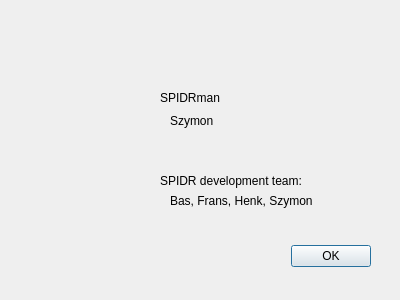
Before: the Qt Designer form python/ui/AboutWnd.ui in navrit/dexter, drawn with Qt 5.
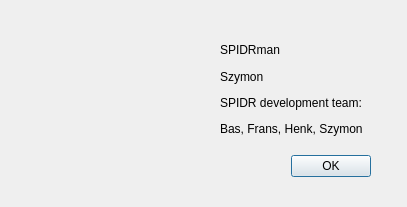
After: the same form once the commit is applied. Icons and pictures are not drawn.

Commit message: [python] enable/disable buttons; app icon

Diff of the .ui file:
```diff
--- a/python/ui/AboutWnd.ui
+++ b/python/ui/AboutWnd.ui
@@ -6,19 +6,25 @@
    <rect>
     <x>0</x>
     <y>0</y>
-    <width>400</width>
-    <height>300</height>
+    <width>407</width>
+    <height>207</height>
    </rect>
   </property>
+  <property name="sizePolicy">
+   <sizepolicy hsizetype="Ignored" vsizetype="Ignored">
+    <horstretch>0</horstretch>
+    <verstretch>0</verstretch>
+   </sizepolicy>
+  </property>
   <property name="windowTitle">
    <string>About ...</string>
   </property>
   <widget class="QDialogButtonBox" name="buttonBox">
    <property name="geometry">
     <rect>
-     <x>30</x>
-     <y>240</y>
-     <width>341</width>
+     <x>250</x>
+     <y>150</y>
+     <width>121</width>
      <height>32</height>
     </rect>
    </property>
@@ -29,57 +35,64 @@
     <set>QDialogButtonBox::Ok</set>
    </property>
   </widget>
-  <widget class="QLabel" name="label">
+  <widget class="QLabel" name="label_5">
    <property name="geometry">
     <rect>
-     <x>160</x>
-     <y>90</y>
-     <width>91</width>
-     <height>16</height>
+     <x>0</x>
+     <y>0</y>
+     <width>211</width>
+     <height>211</height>
     </rect>
    </property>
    <property name="text">
-    <string>SPIDRman</string>
+    <string/>
    </property>
-  </widget>
-  <widget class="QLabel" name="label_2">
-   <property name="geometry">
-    <rect>
-     <x>160</x>
-     <y>170</y>
-     <width>171</width>
-     <height>21</height>
-    </rect>
+   <property name="pixmap">
+    <pixmap resource="resources.qrc">:/spider_icon.png</pixmap>
    </property>
-   <property name="text">
-    <string>SPIDR development team:</string>
+   <property name="scaledContents">
+    <bool>true</bool>
    </property>
   </widget>
-  <widget class="QLabel" name="label_3">
+  <widget class="QWidget" name="verticalLayoutWidget">
    <property name="geometry">
     <rect>
-     <x>170</x>
-     <y>190</y>
-     <width>171</width>
-     <height>21</height>
+     <x>220</x>
+     <y>40</y>
+     <width>160</width>
+     <height>99</height>
     </rect>
    </property>
-   <property name="text">
-    <string>Bas, Frans, Henk, Szymon</string>
-   </property>
-  </widget>
-  <widget class="QLabel" name="label_4">
-   <property name="geometry">
-    <rect>
-     <x>170</x>
-     <y>110</y>
-     <width>171</width>
-     <height>21</height>
-    </rect>
-   </property>
-   <property name="text">
-    <string>Szymon</string>
-   </property>
+   <layout class="QVBoxLayout" name="verticalLayout">
+    <item>
+     <widget class="QLabel" name="label">
+      <property name="text">
+       <string>SPIDRman</string>
+      </property>
+     </widget>
+    </item>
+    <item>
+     <widget class="QLabel" name="label_4">
+      <property name="text">
+       <string>Szymon</string>
+      </property>
+     </widget>
+    </item>
+    <item>
+     <widget class="QLabel" name="label_2">
+      <property name="text">
+       <string>SPIDR development team:</string>
+      </property>
+     </widget>
+    </item>
+    <item>
+     <widget class="QLabel" name="label_3">
+      <property name="text">
+       <string>Bas, Frans, Henk, Szymon</string>
+      </property>
+     </widget>
+    </item>
+   </layout>
   </widget>
  </widget>
  <resources/>
```
Left out of the diff: 11 changed lines with no effect on the pictures. The commit also changes 7 other files.
